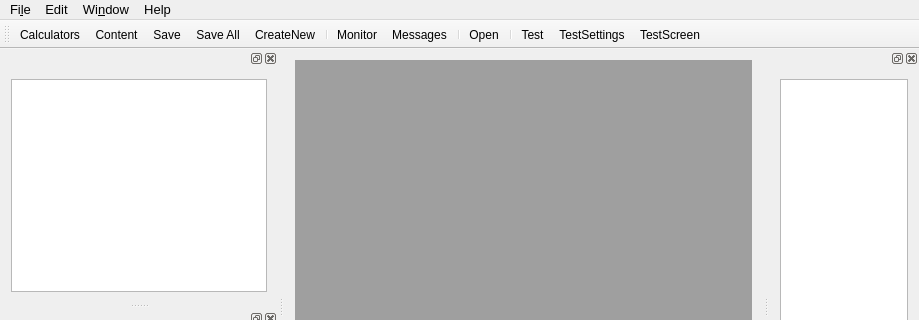
Before: the Qt Designer form mainwindow.ui in Indy970/QtHPConnect, drawn with Qt 5; both pictures show x 0 to 919 and y 0 to 320 of the 919 by 584 pixel window.
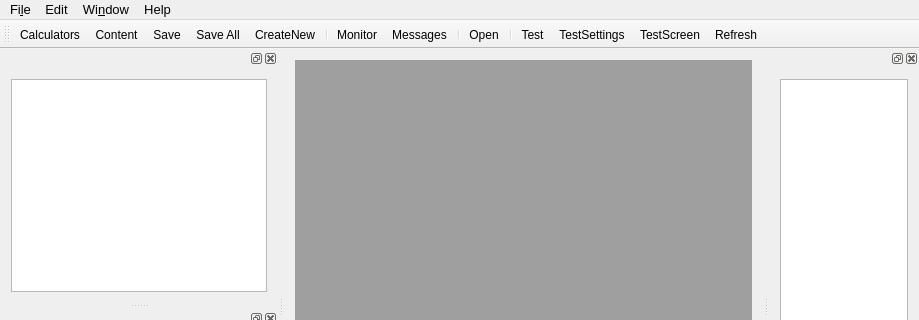
After: the same form once the commit is applied. Icons and pictures are not drawn.

```diff
--- a/mainwindow.ui
+++ b/mainwindow.ui
@@ -187,6 +187,7 @@
    <addaction name="actionTest"/>
    <addaction name="actionTestSettings"/>
    <addaction name="actionTestScreen"/>
+   <addaction name="actionRefresh"/>
   </widget>
   <widget class="QDockWidget" name="dwContent">
    <property name="sizePolicy">
@@ -497,6 +498,15 @@
     <string>Test get Screen Function</string>
    </property>
   </action>
+  <action name="actionRefresh">
+   <property name="icon">
+    <iconset resource="qthpconnect.qrc">
+     <normaloff>:/icons/refresh_32x32.png</normaloff>:/icons/refresh_32x32.png</iconset>
+   </property>
+   <property name="text">
+    <string>Refresh</string>
+   </property>
+  </action>
  </widget>
  <layoutdefault spacing="6" margin="11"/>
  <resources>
```
Left out of the diff: 2 changed lines with no effect on the pictures.
